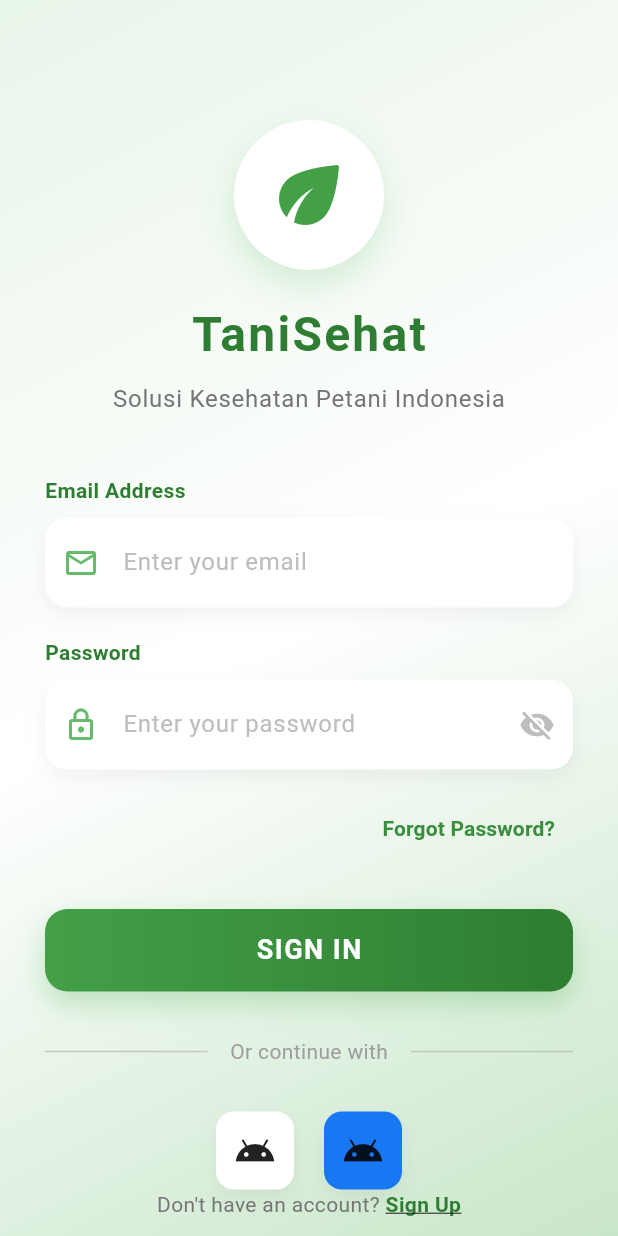
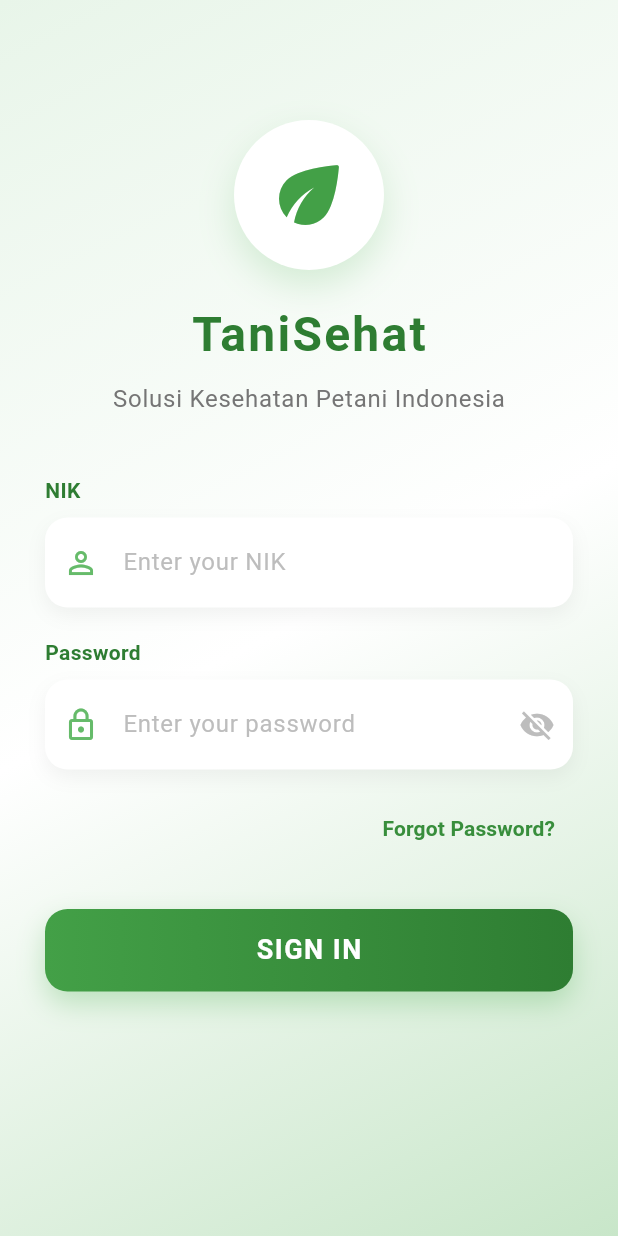
Before and after one commit to DodhyKss/tani_sehat, a Flutter app: the screen it shows after launch, on a phone screen of 412 x 824 dp. Run offline on Flutter 3.47's test engine with Material 3 defaults, Android fonts, the phone set to English and light mode, and no system bars; our stand-ins replace flutter_dotenv, supabase_flutter; accounts and stored records are empty.

Commit message:
update login auth

```diff
--- a/lib/main.dart
+++ b/lib/main.dart
@@ -1,17 +1,12 @@
 import 'package:flutter/material.dart';
-import 'package:supabase_flutter/supabase_flutter.dart';
+import 'package:flutter_dotenv/flutter_dotenv.dart';
 import 'pages/auth/login_page.dart';
 import 'pages/home_page.dart';
-
-import 'pages/auth/register_page.dart';
 
 Future<void> main() async {
   WidgetsFlutterBinding.ensureInitialized();
 
-  await Supabase.initialize(
-    url: 'https://bjfxvkqkeheyqtrcdblp.supabase.co',
-    anonKey: 'sb_publishable_APumlg5R3lEzYeVnB-6HnA_UFFMRe6H',
-  );
+  await dotenv.load(fileName: ".env");
 
   runApp(const MyApp());
 }
@@ -28,10 +23,9 @@ class MyApp extends StatelessWidget {
         colorScheme: ColorScheme.fromSeed(seedColor: Colors.green),
         useMaterial3: true,
       ),
-      initialRoute: Supabase.instance.client.auth.currentSession != null ? '/home' : '/login',
+      initialRoute: '/login',
       routes: {
         '/login': (context) => const LoginPage(),
-        '/register': (context) => const RegisterPage(),
         '/home': (context) => const HomePage(),
       },
     );
--- a/lib/pages/auth/login_page.dart
+++ b/lib/pages/auth/login_page.dart
@@ -1,5 +1,7 @@
+import 'dart:convert';
 import 'package:flutter/material.dart';
-import 'package:supabase_flutter/supabase_flutter.dart';
+import 'package:flutter_dotenv/flutter_dotenv.dart';
+import 'package:http/http.dart' as http;
 
 class LoginPage extends StatefulWidget {
   const LoginPage({super.key});
@@ -9,7 +11,7 @@ class LoginPage extends StatefulWidget {
 }
 
 class _LoginPageState extends State<LoginPage> {
-  final _emailController = TextEditingController();
+  final _nikController = TextEditingController();
   final _passwordController = TextEditingController();
   bool _obscurePassword = true;
   bool _isLoading = false;
@@ -20,19 +22,25 @@ class _LoginPageState extends State<LoginPage> {
     });
 
     try {
-      final email = _emailController.text.trim();
+      final nik = _nikController.text.trim();
       final password = _passwordController.text.trim();
 
-      if (email.isEmpty || password.isEmpty) {
+      if (nik.isEmpty || password.isEmpty) {
         throw 'Please fill in all fields';
       }
 
-      await Supabase.instance.client.auth.signInWithPassword(
-        email: email,
-        password: password,
+      final baseUrl = dotenv.env['BASE_URL'] ?? 'http://localhost:8080';
+      final response = await http.post(
+        Uri.parse('$baseUrl/auth/login'),
+        headers: {'Content-Type': 'application/json'},
+        body: jsonEncode({
+          'NIK': nik,
+          'password': password,
+        }),
       );
 
       if (mounted) {
+        if (response.statusCode == 200) {
           ScaffoldMessenger.of(context).showSnackBar(
             const SnackBar(
               content: Text('Login Successful!'),
@@ -41,23 +49,15 @@ class _LoginPageState extends State<LoginPage> {
           );
           // Navigation logic here
           Navigator.pushReplacementNamed(context, '/home');
+        } else {
+          final errorData = jsonDecode(response.body);
+          throw errorData['message'] ?? 'Login failed';
         }
-    } on AuthException catch (error) {
-      if (mounted) {
-        ScaffoldMessenger.of(context).showSnackBar(
-          SnackBar(
-            content: Text(error.message),
-            backgroundColor: Colors.red,
-          ),
-        );
       }
     } catch (error) {
       if (mounted) {
         ScaffoldMessenger.of(context).showSnackBar(
-          SnackBar(
-            content: Text('Error: $error'),
-            backgroundColor: Colors.red,
-          ),
+          SnackBar(content: Text('Error: $error'), backgroundColor: Colors.red),
         );
       }
     } finally {
@@ -101,10 +101,10 @@ class _LoginPageState extends State<LoginPage> {
                 child: Column(
                   children: [
                     _buildTextField(
-                      controller: _emailController,
-                      label: 'Email Address',
-                      icon: Icons.email_outlined,
-                      hint: 'Enter your email',
+                      controller: _nikController,
+                      label: 'NIK',
+                      icon: Icons.person_outline,
+                      hint: 'Enter your NIK',
                     ),
                     const SizedBox(height: 20),
                     _buildTextField(
@@ -139,14 +139,10 @@ class _LoginPageState extends State<LoginPage> {
                         ? const Center(child: CircularProgressIndicator())
                         : _buildLoginButton(),
                     const SizedBox(height: 30),
-                    _buildDivider(),
-                    const SizedBox(height: 30),
-                    _buildSocialLogin(),
                   ],
                 ),
               ),
               const Spacer(),
-              _buildSignUpLink(),
               const SizedBox(height: 40),
             ],
           ),
@@ -299,74 +295,4 @@ class _LoginPageState extends State<LoginPage> {
       ),
     );
   }
-
-  Widget _buildDivider() {
-    return Row(
-      children: [
-        const Expanded(child: Divider()),
-        Padding(
-          padding: const EdgeInsets.symmetric(horizontal: 15),
-          child: Text(
-            'Or continue with',
-            style: TextStyle(color: Colors.grey.shade500),
-          ),
-        ),
-        const Expanded(child: Divider()),
-      ],
-    );
 }
-
-  Widget _buildSocialLogin() {
-    return Row(
-      mainAxisAlignment: MainAxisAlignment.center,
-      children: [
-        _socialIcon('assets/google.png', Colors.white),
-        const SizedBox(width: 20),
-        _socialIcon('assets/facebook.png', const Color(0xFF1877F2)),
-      ],
-    );
-  }
-
-  Widget _socialIcon(String asset, Color bgColor) {
-    return Container(
-      padding: const EdgeInsets.all(12),
-      decoration: BoxDecoration(
-        color: bgColor,
-        borderRadius: BorderRadius.circular(12),
-        boxShadow: [
-          BoxShadow(
-            color: Colors.black.withOpacity(0.05),
-            blurRadius: 10,
-            offset: const Offset(0, 5),
-          ),
-        ],
-      ),
-      child: const Icon(Icons.android, size: 28), // Placeholder for real icons
-    );
-  }
-
-  Widget _buildSignUpLink() {
-    return Row(
-      mainAxisAlignment: MainAxisAlignment.center,
-      children: [
-        Text(
-          "Don't have an account? ",
-          style: TextStyle(color: Colors.grey.shade600),
-        ),
-        GestureDetector(
-          onTap: () {
-            Navigator.pushNamed(context, '/register');
-          },
-          child: const Text(
-            'Sign Up',
-            style: TextStyle(
-              color: Color(0xFF2E7D32),
-              fontWeight: FontWeight.bold,
-              decoration: TextDecoration.underline,
-            ),
-          ),
-        ),
-      ],
-    );
-  }
-}
--- a/pubspec.yaml
+++ b/pubspec.yaml
@@ -35,6 +35,8 @@ dependencies:
   # Use with the CupertinoIcons class for iOS style icons.
   supabase_flutter: ^2.8.1
   cupertino_icons: ^1.0.8
+  http: ^1.6.0
+  flutter_dotenv: ^6.0.1
 
 dev_dependencies:
   flutter_test:
@@ -59,8 +61,8 @@ flutter:
   uses-material-design: true
 
   # To add assets to your application, add an assets section, like this:
-  # assets:
-  #   - images/a_dot_burr.jpeg
+  assets:
+    - .env
   #   - images/a_dot_ham.jpeg
 
   # An image asset can refer to one or more resolution-specific "variants", see
```
Also changed, not shown: lib/pages/auth/register_page.dart (deleted, +0 -209 lines), pubspec.lock, 1 other file. Lines whose indentation alone changed are shown as unchanged.
